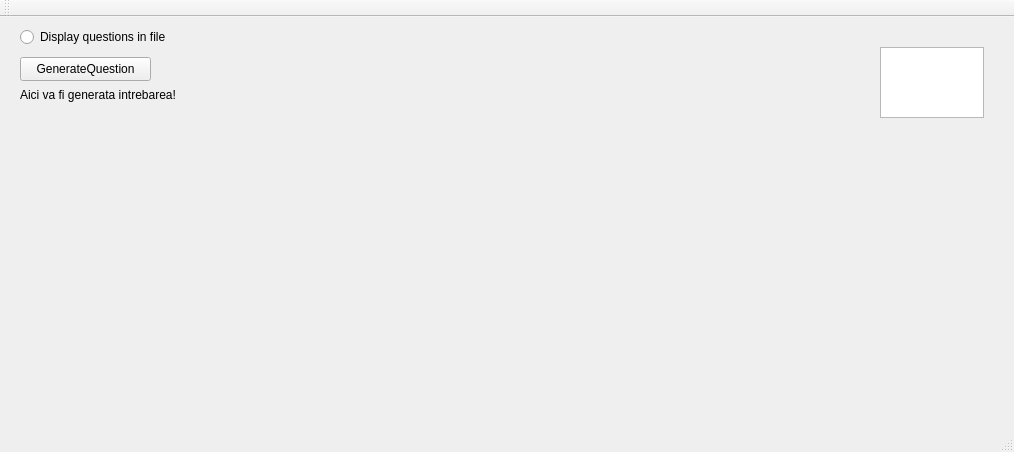
Old version of the form Triviador/Triviador/Triviador.ui in the repository AndreiAndreea/TriviadorMCpp.
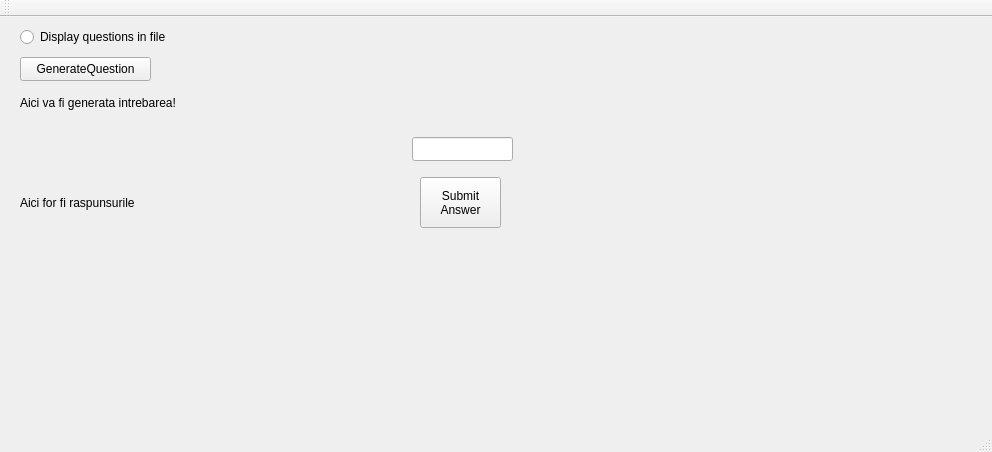
New version of the form.

Commit message: Deleted setLabelText function. Displayed the answers in case of multiple choice question and hiding it in case of single choice question. Added lineEdit and a pushButton for submitting the answer to a single choice question, which also hides.

```diff
--- a/Triviador/Triviador/Triviador.ui
+++ b/Triviador/Triviador/Triviador.ui
@@ -6,7 +6,7 @@
    <rect>
     <x>0</x>
     <y>0</y>
-    <width>1014</width>
+    <width>992</width>
     <height>452</height>
    </rect>
   </property>
@@ -14,22 +14,12 @@
    <string>Triviador</string>
   </property>
   <widget class="QWidget" name="centralWidget">
-   <widget class="QTextEdit" name="displayQuestionTitle">
-    <property name="geometry">
-     <rect>
-      <x>880</x>
-      <y>30</y>
-      <width>104</width>
-      <height>71</height>
-     </rect>
-    </property>
-   </widget>
    <widget class="QRadioButton" name="checkToDisplayQuestionsInFile">
     <property name="geometry">
      <rect>
       <x>20</x>
       <y>10</y>
-      <width>161</width>
+      <width>201</width>
       <height>20</height>
      </rect>
     </property>
@@ -56,13 +46,50 @@
       <x>20</x>
       <y>70</y>
       <width>601</width>
-      <height>16</height>
+      <height>31</height>
      </rect>
     </property>
     <property name="text">
      <string>Aici va fi generata intrebarea!</string>
     </property>
    </widget>
+   <widget class="QLabel" name="label_2">
+    <property name="geometry">
+     <rect>
+      <x>20</x>
+      <y>100</y>
+      <width>181</width>
+      <height>171</height>
+     </rect>
+    </property>
+    <property name="text">
+     <string>Aici for fi raspunsurile</string>
+    </property>
+   </widget>
+   <widget class="QLineEdit" name="lineEdit">
+    <property name="geometry">
+     <rect>
+      <x>412</x>
+      <y>120</y>
+      <width>101</width>
+      <height>24</height>
+     </rect>
+    </property>
+   </widget>
+   <widget class="QPushButton" name="pushButton_2">
+    <property name="geometry">
+     <rect>
+      <x>420</x>
+      <y>160</y>
+      <width>81</width>
+      <height>51</height>
+     </rect>
+    </property>
+    <property name="text">
+     <string>Submit
+Answer</string>
+    </property>
+   </widget>
   </widget>
   <widget class="QMenuBar" name="menuBar">
    <property name="geometry">
```
Left out of the diff: 4 changed lines with no effect on the pictures. The commit also changes 2 other files.
